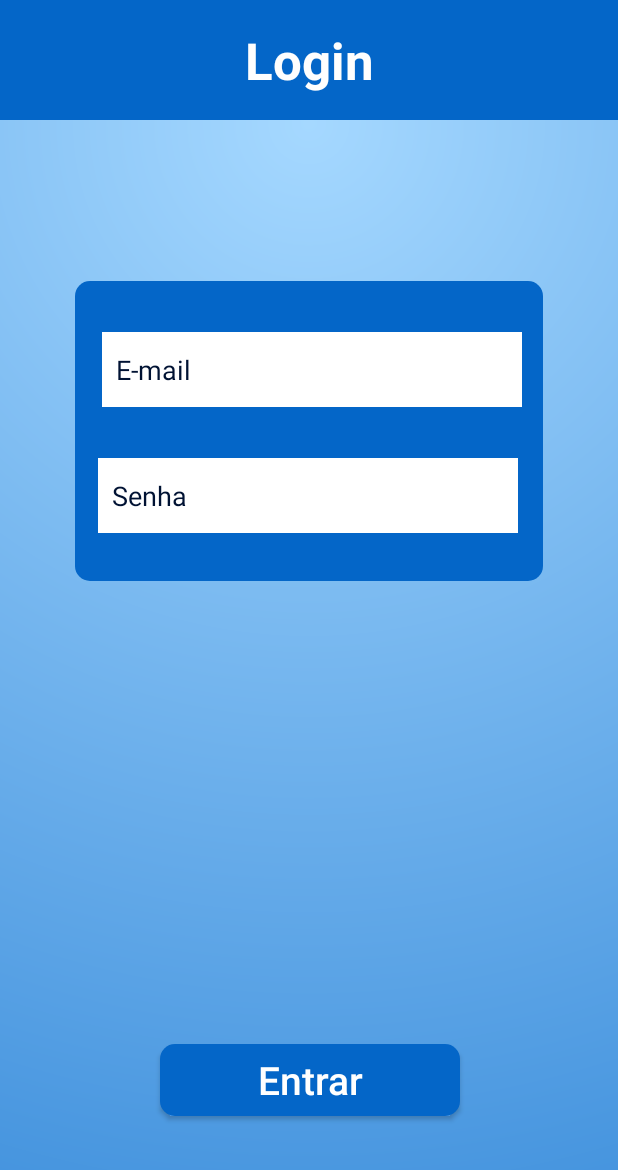
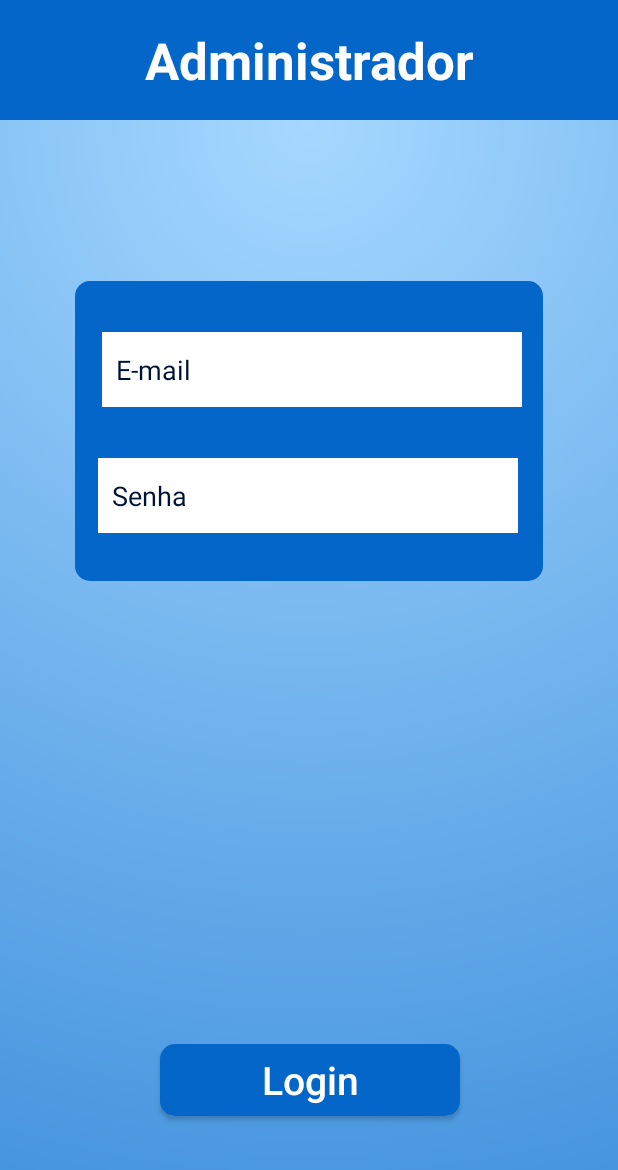
Before and after one commit to pmas98/trabalhoDesMobile, an Android app: the Tela1Activity screen opened directly, with no data from a screen before it, on a phone screen of 412 x 824 dp. Shown: the top 1170 px of the screen. Run offline under Robolectric (Android 15) with nearby library versions, the phone set to English and light mode, and no system bars.

Commit message:
tela de login

```diff
--- a/app/src/main/java/com/example/mobileproject/activities/MainActivity.kt
+++ b/app/src/main/java/com/example/mobileproject/activities/MainActivity.kt
@@ -9,7 +9,7 @@ import java.io.IOException
 class MainActivity : AppCompatActivity() {
     override fun onCreate(savedInstanceState: Bundle?) {
         super.onCreate(savedInstanceState)
-        setContentView(R.layout.activity_main)
+        setContentView(R.layout.activity_tela1)
 
         val client = OkHttpClient()
 
--- a/app/src/main/res/values/strings.xml
+++ b/app/src/main/res/values/strings.xml
@@ -1,7 +1,7 @@
 <resources>
     <string name="app_name">MobileProject</string>
-    <string name="header_tela">Login</string>
+    <string name="header_tela">Administrador</string>
     <string name="e_mail">"  E-mail"</string>
     <string name="senha">"  Senha"</string>
-    <string name="login">Entrar</string>
+    <string name="login">Login</string>
 </resources>
```
Also changed, not shown: app/src/main/java/com/example/mobileproject/activities/Tela1Activity.kt (+53 -0 lines).
